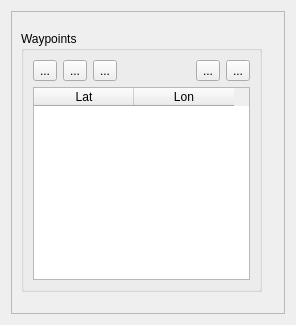
Above: qrouting/ui/raw/waypoint_widget.ui from gis-ops/holladiewaldfee before the change. Below: the same form after it.
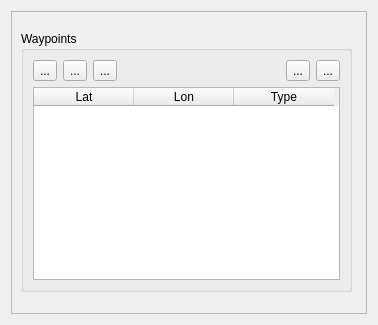
That is the form after the change.

Commit message: added waypoint types to table

Patch:
```diff
--- a/qrouting/ui/raw/waypoint_widget.ui
+++ b/qrouting/ui/raw/waypoint_widget.ui
@@ -6,7 +6,7 @@
    <rect>
     <x>0</x>
     <y>0</y>
-    <width>296</width>
+    <width>378</width>
     <height>325</height>
    </rect>
   </property>
@@ -24,7 +24,7 @@
        <rect>
         <x>0</x>
         <y>0</y>
-        <width>270</width>
+        <width>352</width>
         <height>299</height>
        </rect>
       </property>
@@ -42,7 +42,7 @@
               <rect>
                <x>0</x>
                <y>10</y>
-               <width>241</width>
+               <width>331</width>
                <height>261</height>
               </rect>
              </property>
@@ -120,6 +120,14 @@
                     <string>Lon</string>
                    </property>
                   </column>
+                  <column>
+                   <property name="text">
+                    <string>Type</string>
+                   </property>
+                   <property name="toolTip">
+                    <string>Specify the location type.</string>
+                   </property>
+                  </column>
                  </widget>
                 </item>
                </layout>
```
The commit also changes 3 other files.
